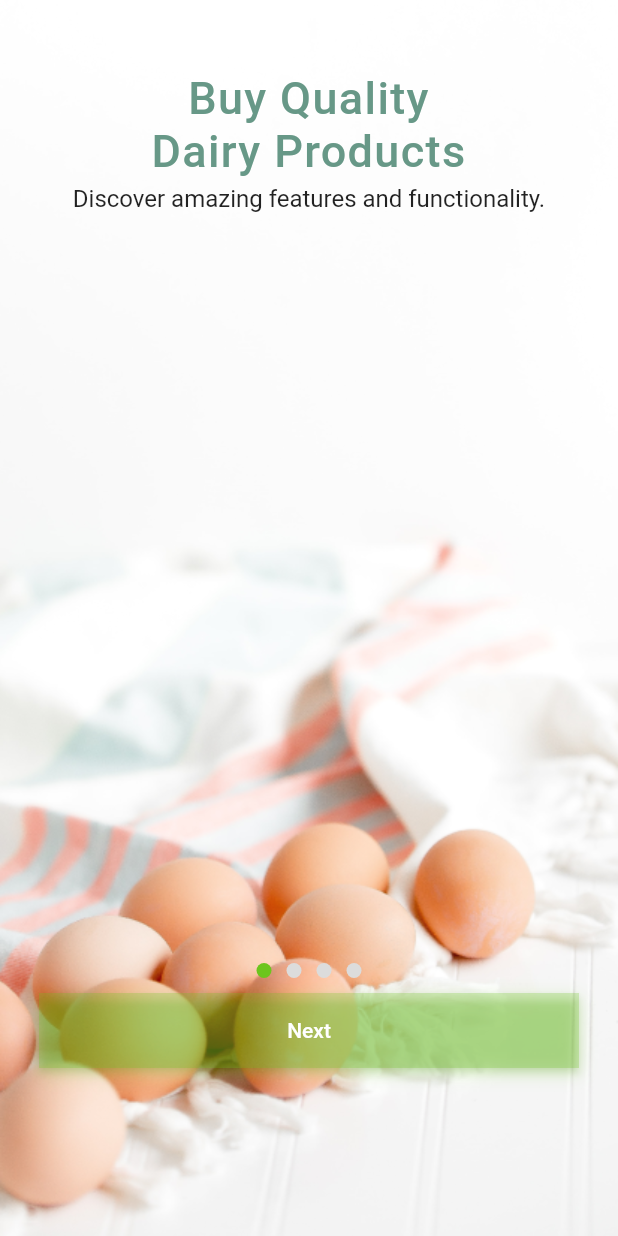
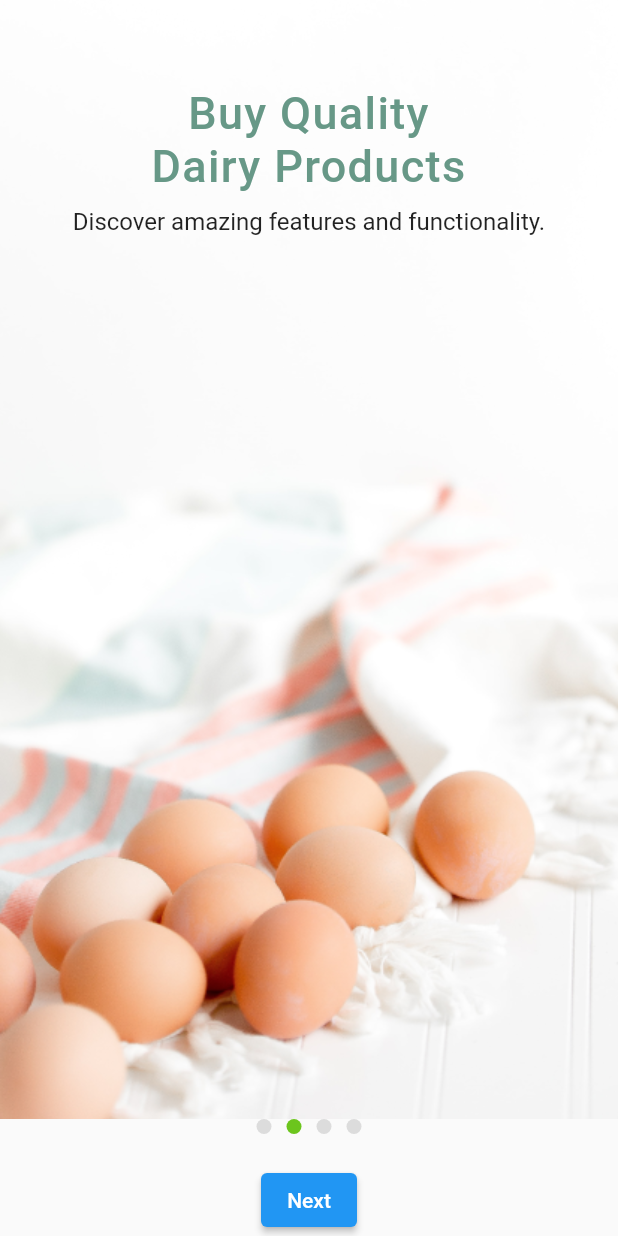
Before and after one commit to 626155/fresh_and_local, a Flutter app: the SliderScreen screen opened directly, swiped to page 2, on a phone screen of 412 x 824 dp. Run offline on Flutter 3.47's test engine with Material 2 defaults, Android fonts, the phone set to English and light mode, and no system bars; our stand-ins replace shared_preferences; missing offline and left inert: dart:js; accounts and stored records are empty.

Commit message:
intro screen and splash

```diff
--- a/lib/intro_screen.dart
+++ b/lib/intro_screen.dart
@@ -1,63 +1,49 @@
+import 'package:flutter/cupertino.dart';
 import 'package:flutter/material.dart';
 
 class SliderScreen extends StatefulWidget {
+
   @override
-  SliderScreenState createState() => SliderScreenState();
+  _SliderScreenState createState() => _SliderScreenState();
 }
 
-class SliderScreenState extends State<SliderScreen> {
-  int currentIndex = 0;
-  final  PageController pageController =PageController();
+class _SliderScreenState extends State<SliderScreen> {
+
   final List<SliderItem> slides = [
     SliderItem(
-      title: 'Welcome to\nFresh and Local',
+      title: 'Welcome to ',
       description: 'Fresh and Local',
       image: 'assets/images/markus-spiske-i5tesTFPBjw-unsplash 1.png',
     ),
     SliderItem(
-      title: 'Buy Quality\nDairy Products',
+      title: 'Buy Quality \nDairy Products',
       description: 'Discover amazing features and functionality.',
       image: 'assets/images/dairy.png',
+// Replace with your image asset
     ),
     SliderItem(
       title: 'Buy Premium\nQuality Fruits',
       description: 'Tap the Get Started button to begin.',
       image: 'assets/images/fruits.png',
+// Replace with your image asset
     ),
     SliderItem(
       title: 'Get Discounts \nOn All Products',
       description: 'Tap the Get Started button to begin.',
       image: 'assets/images/apple.png',
+// Replace with your image asset
     ),
   ];
 
-  @override
-  void initState() {
-    super.initState();
-    pageController.addListener(() {
-      setState(() {
-        currentIndex = pageController.page!.toInt();
-      });
-    });
 
-  }
-
-  @override
-  void dispose() {
-    pageController.dispose();
-    super.dispose();
-  }
-
+  int currentIndex = 0;
   @override
   Widget build(BuildContext context) {
     return Scaffold(
-      body: Container(
-        height: double.infinity,
-        child: Column(
+      body: Column(
         children: [
           Expanded(
             child: PageView.builder(
-                controller: pageController,
               itemCount: slides.length,
               onPageChanged: (index) {
                 setState(() {
@@ -69,9 +55,31 @@ class SliderScreenState extends State<SliderScreen> {
               },
             ),
           ),
-
+          Row(
+            mainAxisAlignment: MainAxisAlignment.center,
+            children: List.generate(
+              slides.length,
+                  (index) => buildIndicator(index),
+            ),
+          ),
+          const SizedBox(height: 20.0),
+          ElevatedButton(
+            onPressed: () {
+              if (currentIndex < slides.length - 1) {
+                // Move to the next slide
+                setState(() {
+                  currentIndex++;
+                });
+              } else {
+                // Navigate to the next screen or perform some action
+                // when the last slide is reached
+              }
+            },
+            child: Text(
+              currentIndex < slides.length - 1 ? 'Next' : 'Get Started',
+            ),
+          ),
         ],
-        ),
       ),
     );
   }
@@ -87,114 +95,78 @@ class SliderScreenState extends State<SliderScreen> {
       ),
     );
   }
+
+
 }
+
 
 class SliderItem {
   final String title;
   final String description;
   final String image;
 
-  SliderItem({
-    required this.title,
-    required this.description,
-    required this.image,
-  });
+  SliderItem({required this.title, required this.description, required this.image,});
 }
 
 class SlideItemWidget extends StatelessWidget {
   final SliderItem slide;
 
-  SlideItemWidget({required this.slide});
+
+
+  SlideItemWidget({super.key, required this.slide});
 
   @override
   Widget build(BuildContext context) {
-    final screenState = SliderScreenState();
-
-    return Stack(
-      children: [
-        Container(
+    return Container(
       padding: const EdgeInsets.all(8),
-          decoration: BoxDecoration(
+      decoration:  BoxDecoration(
         image: DecorationImage(
             image: AssetImage(slide.image),
-              fit: BoxFit.cover,
-            ),
-          ),
+            fit: BoxFit.cover),),
       child: Column(
         mainAxisAlignment: MainAxisAlignment.start,
         crossAxisAlignment: CrossAxisAlignment.center,
         children: <Widget>[
-              const SizedBox(height: 40.0),
+          // Image.asset(
+          //   slide.image,
+          //   width: isLandscape ? 300.0 : 450.0,
+          //   height: isLandscape ? 200.0 : 750.0,
+          // ),
+          const SizedBox(height: 50.0),
           Text(
             slide.title,
-                style: const TextStyle(
-                  fontSize: 30,
-                  fontWeight: FontWeight.w500,
-                  color: Color(0xFF679887),
-                  letterSpacing: 0.9,
+            style : const TextStyle(
+              fontSize : 30,
+              fontWeight :FontWeight.w500 ,
+              color : Color(0xFF679887),
+              letterSpacing : 0.9,
             ),
-                textAlign: TextAlign.center,
+            textAlign : TextAlign.center,
+
           ),
-              const SizedBox(height: 5.0),
+          const SizedBox(height: 10.0),
           Text(
             slide.description,
             textAlign: TextAlign.center,
             style: const TextStyle(fontSize: 16.0),
           ),
-              const SizedBox(height: 500),
-              Row(
-                mainAxisAlignment: MainAxisAlignment.center,
-                children: List.generate(
-                  screenState.slides.length,
-                      (index) => screenState.buildIndicator(index),
-                ),
-              ),
-              const SizedBox(height: 10.0),
-              Container(
-                decoration: const BoxDecoration(
-                  boxShadow: [
-                    BoxShadow(
-                      color: Color(0x406CC51D), // Set shadow color
-                      offset: Offset(0, 3), // Set shadow offset
-                      blurRadius: 9.0, // Set shadow blur radius
-                    ),
+          const SizedBox(height: 50,),
+          // ElevatedButton(
+          //     onPressed: () {
+          //       // Go to the next slide
+          //       if (screen.currentPage < screen.slides.length - 1) {
+          //         screen.pageController.nextPage(
+          //           duration: const Duration(milliseconds: 300),
+          //           curve: Curves.easeInOut,
+          //         );
+          //       }
+          //     },
+          //     child: const Text('Next')
+          // )
         ],
       ),
-                child: SizedBox(
-                  width: 360.0, // Set the desired width
-                  height: 50.0, // Set the desired height
-                  child: ElevatedButton(
-                    onPressed: () {
-                      if (screenState.currentIndex < screenState.slides.length - 1) {
-                        // Move to the next slide using PageController
-                        screenState.pageController.nextPage(
-                          duration: const Duration(milliseconds: 300),
-                          curve: Curves.easeInOutBack,
-                        );
-                      } else {
-                        // Navigate to the next screen or perform some action
-                        // when the last slide is reached
-                      }
-                    },
-                    style: ElevatedButton.styleFrom(
-                      backgroundColor: const Color(0x406CC51D), // Set button color
-                      shadowColor: const Color(0x406CC51D), // Set shadow color
-                      shape: const RoundedRectangleBorder(),
-                      padding: const EdgeInsets.all(1.0),
-                    ),
-                    child: Text(
-                      screenState.currentIndex < screenState.slides.length - 1
-                          ? 'Next'
-                          : 'Get Started',
-                      style: const TextStyle(color: Color(0xffFFFFFF)),
-                    ),
-                  ),
-                ),
-              ),
-            ],
-          ),
-        ),
-      ],
     );
   }
+
+
 }
--- a/lib/utils/routes/routes.dart
+++ b/lib/utils/routes/routes.dart
@@ -1,6 +1,7 @@
 import 'dart:convert';
 import 'package:flutter/material.dart';
 import 'package:fresh_and_local/features/language_selection/view/language_selection_view.dart';
+import 'package:fresh_and_local/features/splash_screen/view/splash_screen_view.dart';
 import 'package:fresh_and_local/utils/routes/routes_name.dart';
 
 class Routes {
@@ -10,6 +11,9 @@ class Routes {
       case RoutesName.languageSelection:
         LanguageSelectionView languageSelectionView = const LanguageSelectionView();
         return createRoute(languageSelectionView);
+      case RoutesName.splashScreen:
+        SplashScreenView splashScreenView = const SplashScreenView();
+        return createRoute(splashScreenView);
 
       default:
         return MaterialPageRoute(builder: (_) {
--- a/lib/utils/routes/routes_name.dart
+++ b/lib/utils/routes/routes_name.dart
@@ -1,3 +1,4 @@
 class RoutesName {
   static const String languageSelection = 'language_selection_view';
+  static const String splashScreen = 'splash_screen_view';
 }
```
Also changed, not shown: lib/features/language_selection/view/language_selection_view.dart (+25 -2 lines), lib/features/splash_screen/view/splash_screen_view.dart (added, +36 -0 lines), lib/features/splash_screen/view_model/splash_screen_view_model.dart (added, +16 -0 lines), lib/main.dart (+3 -5 lines), lib/splash.dart (deleted, +0 -55 lines), lib/features/intro_screen/model/intro_screen_model.dart (added), lib/features/intro_screen/view/intro_screen_view.dart (added), lib/features/intro_screen/view_model/intro_screen_view_model.dart (added), pubspec.lock (deleted). Lines whose indentation alone changed are shown as unchanged.
